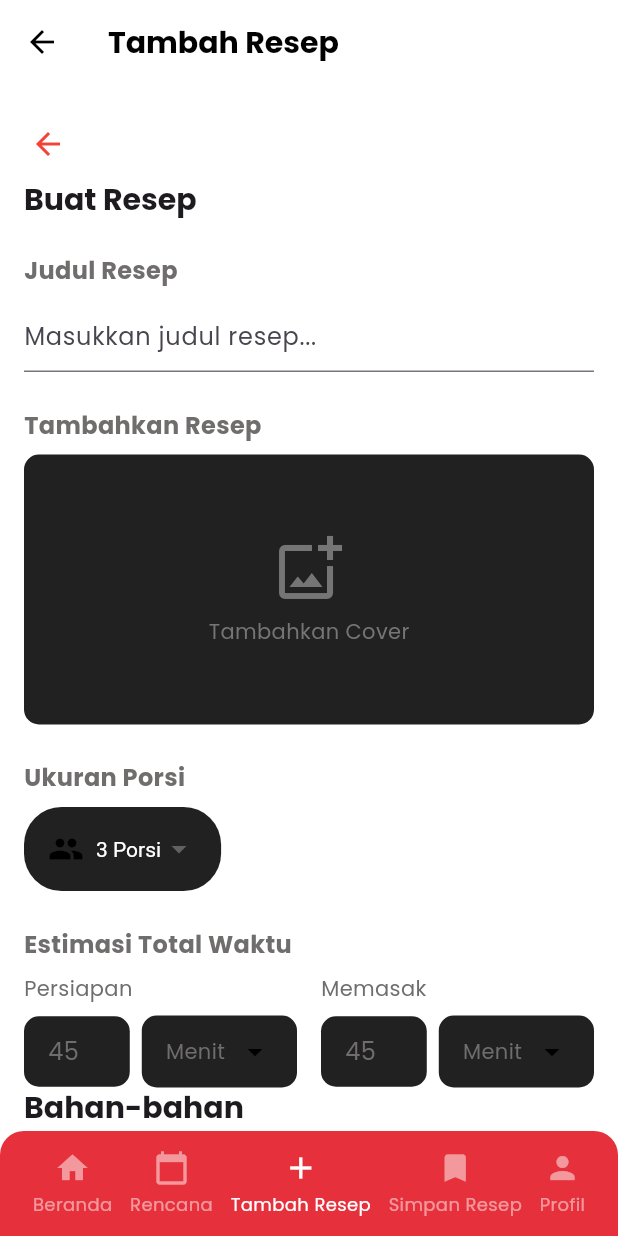
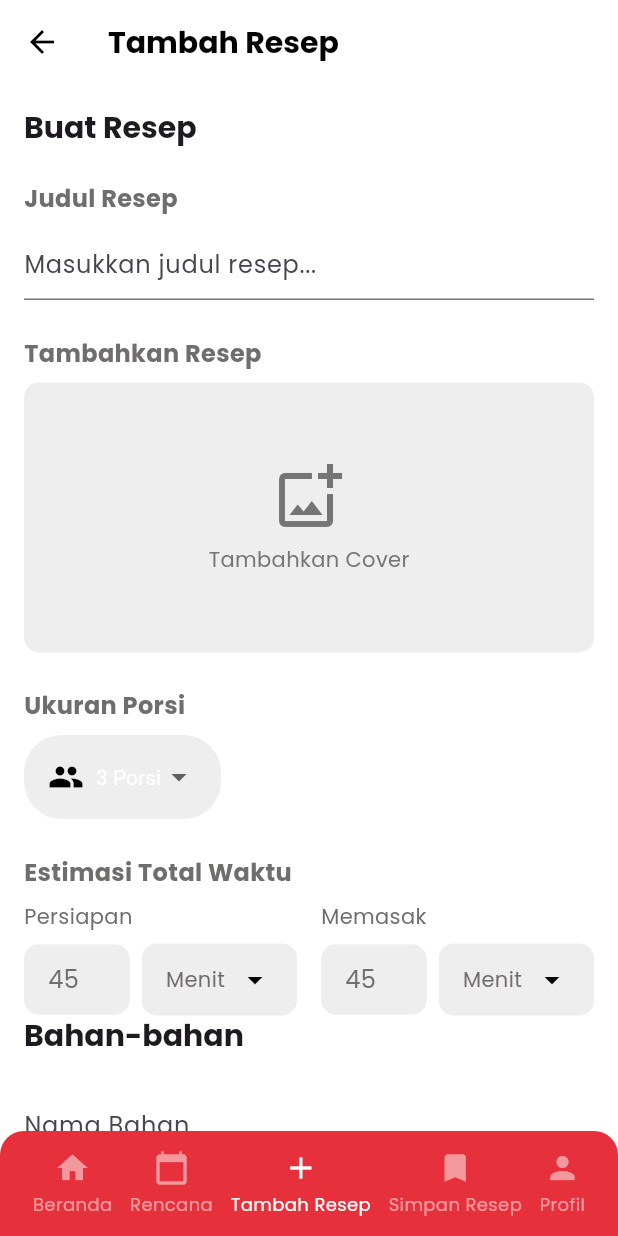
Before and after one commit to raffiadzril/resepin, a Flutter app: the AddResepScreen screen opened by its route, on a phone screen of 412 x 824 dp. Run offline on Flutter 3.47's test engine with Material 3 defaults, Android fonts, the phone set to English and light mode, and no system bars.

Commit message:
update tambah resep

```diff
--- a/lib/screens/add/tambah_resep.dart
+++ b/lib/screens/add/tambah_resep.dart
@@ -20,7 +20,6 @@ class _AddResepScreenState extends State<AddResepScreen> {
   // Ingredient controllers
   final TextEditingController _ingredientController = TextEditingController();
   final TextEditingController _amountController = TextEditingController();
-  final String _selectedUnit = 'gram';
 
   // Step controllers
   final TextEditingController _stepController = TextEditingController();
@@ -80,13 +79,6 @@ class _AddResepScreenState extends State<AddResepScreen> {
             child: Column(
               crossAxisAlignment: CrossAxisAlignment.start,
               children: [
-                // Back button
-                IconButton(
-                  icon: const Icon(Icons.arrow_back, color: Colors.red),
-                  onPressed: () {},
-                  padding: EdgeInsets.zero,
-                  alignment: Alignment.centerLeft,
-                ),
 
                 // SECTION 1: CREATE RECIPE
                 Text(
@@ -124,7 +116,7 @@ class _AddResepScreenState extends State<AddResepScreen> {
                 Container(
                   height: 180,
                   decoration: BoxDecoration(
-                    color: Colors.grey.shade900,
+                    color: Provider.of<ThemeNotifier>(context).isDarkMode ? Colors.grey.shade800 : Colors.grey.shade200,
                     borderRadius: BorderRadius.circular(10),
                   ),
                   child: Center(
@@ -134,13 +126,13 @@ class _AddResepScreenState extends State<AddResepScreen> {
                         Icon(
                           Icons.add_photo_alternate_outlined,
                           size: 48,
-                          color: Colors.grey.shade600,
+                          color: Provider.of<ThemeNotifier>(context).isDarkMode ? Colors.grey.shade400 : Colors.grey.shade600,
                         ),
                         const SizedBox(height: 8),
                         Text(
                           'Tambahkan Cover',
                           style: TextStyle(
-                            color: Colors.grey.shade600,
+                            color: Provider.of<ThemeNotifier>(context).isDarkMode ? Colors.grey.shade400 : Colors.grey.shade600,
                           ),
                         ),
                       ],
@@ -161,7 +153,7 @@ class _AddResepScreenState extends State<AddResepScreen> {
                 Container(
                   padding: const EdgeInsets.symmetric(horizontal: 16, vertical: 4),
                   decoration: BoxDecoration(
-                    color: Colors.grey.shade900,
+                    color: Provider.of<ThemeNotifier>(context).isDarkMode ? Colors.grey.shade800 : Colors.grey.shade200,
                     borderRadius: BorderRadius.circular(25),
                   ),
                   child: DropdownButton<int>(
@@ -218,7 +210,7 @@ class _AddResepScreenState extends State<AddResepScreen> {
                                 child: Container(
                                   padding: const EdgeInsets.symmetric(horizontal: 16, vertical: 12),
                                   decoration: BoxDecoration(
-                                    color: Colors.grey.shade900,
+                                    color: Provider.of<ThemeNotifier>(context).isDarkMode ? Colors.grey.shade800 : Colors.grey.shade200,
                                     borderRadius: BorderRadius.circular(10),
                                   ),
                                   child: Text(
@@ -231,7 +223,7 @@ class _AddResepScreenState extends State<AddResepScreen> {
                               Container(
                                 padding: const EdgeInsets.symmetric(horizontal: 16, vertical: 12),
                                 decoration: BoxDecoration(
-                                  color: Colors.grey.shade900,
+                                  color: Provider.of<ThemeNotifier>(context).isDarkMode ? Colors.grey.shade800 : Colors.grey.shade200,
                                   borderRadius: BorderRadius.circular(10),
                                 ),
                                 child: Row(
@@ -262,7 +254,7 @@ class _AddResepScreenState extends State<AddResepScreen> {
                                 child: Container(
                                   padding: const EdgeInsets.symmetric(horizontal: 16, vertical: 12),
                                   decoration: BoxDecoration(
-                                    color: Colors.grey.shade900,
+                                    color: Provider.of<ThemeNotifier>(context).isDarkMode ? Colors.grey.shade800 : Colors.grey.shade200,
                                     borderRadius: BorderRadius.circular(10),
                                   ),
                                   child: Text(
@@ -275,7 +267,7 @@ class _AddResepScreenState extends State<AddResepScreen> {
                               Container(
                                 padding: const EdgeInsets.symmetric(horizontal: 16, vertical: 12),
                                 decoration: BoxDecoration(
-                                  color: Colors.grey.shade900,
+                                  color: Provider.of<ThemeNotifier>(context).isDarkMode ? Colors.grey.shade800 : Colors.grey.shade200,
                                   borderRadius: BorderRadius.circular(10),
                                 ),
                                 child: Row(
@@ -325,7 +317,7 @@ class _AddResepScreenState extends State<AddResepScreen> {
                       child: Container(
                         padding: const EdgeInsets.symmetric(horizontal: 16, vertical: 12),
                         decoration: BoxDecoration(
-                          color: Colors.grey.shade900,
+                          color: Provider.of<ThemeNotifier>(context).isDarkMode ? Colors.grey.shade800 : Colors.grey.shade200,
                           borderRadius: BorderRadius.circular(10),
                         ),
                         child: const Text('Ukuran'),
@@ -339,7 +331,7 @@ class _AddResepScreenState extends State<AddResepScreen> {
                       child: Container(
                         padding: const EdgeInsets.symmetric(horizontal: 16, vertical: 12),
                         decoration: BoxDecoration(
-                          color: Colors.grey.shade900,
+                          color: Provider.of<ThemeNotifier>(context).isDarkMode ? Colors.grey.shade800 : Colors.grey.shade200,
                           borderRadius: BorderRadius.circular(10),
                         ),
                         child: Row(
@@ -425,7 +417,7 @@ class _AddResepScreenState extends State<AddResepScreen> {
                 Container(
                   height: 180,
                   decoration: BoxDecoration(
-                    color: Colors.grey.shade900,
+                    color: Provider.of<ThemeNotifier>(context).isDarkMode ? Colors.grey.shade800 : Colors.grey.shade200,
                     borderRadius: BorderRadius.circular(10),
                   ),
                   child: Center(
```
